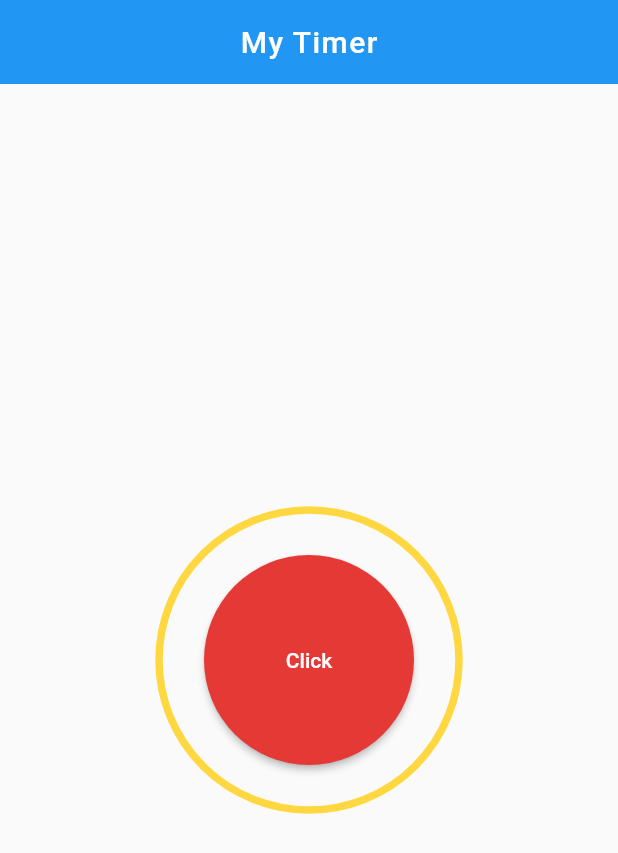
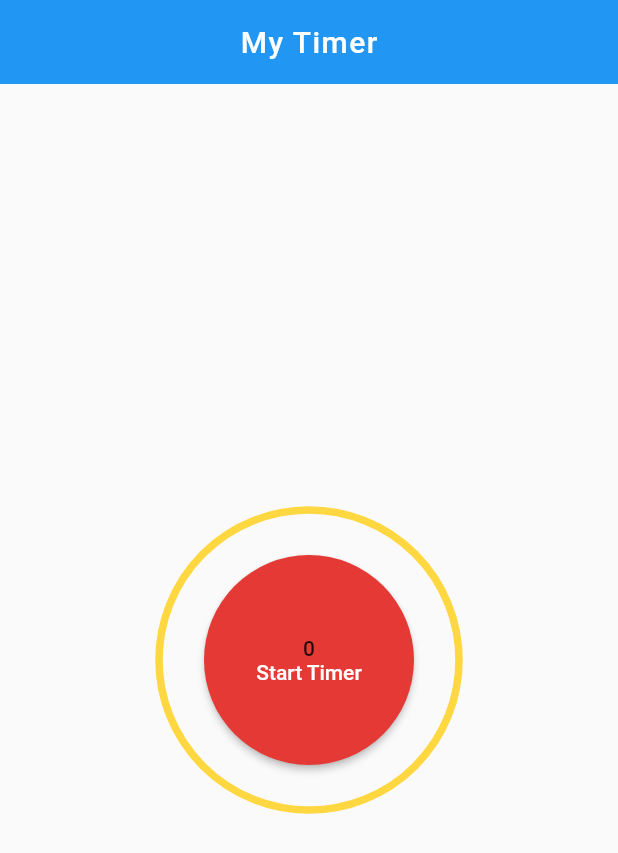
Before and after one commit to flutter-study-apps/countdown-timer, a Flutter app: the screen it shows after launch, on a phone screen of 412 x 824 dp. Shown: the top 853 px of the screen. Run offline on Flutter 3.47's test engine with Material 2 defaults, Android fonts, the phone set to English and light mode, and no system bars; Roboto replaces fonts that are missing (Nunito).

Commit message:
Working timer!

```diff
--- a/lib/main.dart
+++ b/lib/main.dart
@@ -1,8 +1,9 @@
 import 'package:flutter/material.dart';
 import 'dart:math';
 import 'dart:ui';
+import 'dart:async';
 
-import 'package:flutter/rendering.dart';
+// import 'package:flutter/rendering.dart';
 
 void main() => runApp(MyTimer());
 
@@ -42,10 +43,27 @@ class Home extends StatefulWidget {
   _HomeState createState() => _HomeState();
 }
 
-class _HomeState extends State<Home> with SingleTickerProviderStateMixin{
+class _HomeState extends State<Home> with SingleTickerProviderStateMixin {
   double percentage; //value of the circular progress
   double newPercentage = 0.0;
-  AnimationController percentageAnimationController;
+  // AnimationController percentageAnimationController;
+
+  Timer _timer;
+  int _myTimerDuration = 50;
+  int _myCurrentTime = 0;
+
+  void startTimer() {
+    const oneSec = const Duration(seconds: 1);
+    _timer = Timer.periodic(
+        oneSec,
+        (Timer timer) => setState(() {
+              if (_myCurrentTime >= _myTimerDuration) {
+                timer.cancel();
+              } else {
+                _myCurrentTime++;
+              }
+            }));
+  }
 
   @override
   void initState() {
@@ -54,15 +72,21 @@ class _HomeState extends State<Home> with SingleTickerProviderStateMixin{
       percentage = 0.0; //initialize the value
     });
 
-    percentageAnimationController = AnimationController(vsync: this,
-      duration: new Duration(milliseconds: 1000)
-    )
-    ..addListener((){
-      setState(() {
-        percentage = lerpDouble(percentage, newPercentage, percentageAnimationController.value);
-      });
-    });
+    // percentageAnimationController = AnimationController(
+    //     vsync: this, duration: new Duration(milliseconds: 1000))
+    //   ..addListener(() {
+    //     setState(() {
+    //       percentage = lerpDouble(
+    //           percentage, newPercentage, percentageAnimationController.value);
+    //     });
+    //   });
+  }
 
+  @override
+  void dispose() {
+    // TODO: implement dispose
+    _timer.cancel();
+    super.dispose();
   }
 
   @override
@@ -75,21 +99,25 @@ class _HomeState extends State<Home> with SingleTickerProviderStateMixin{
           foregroundPainter: new MyPainter(
               lineColor: Colors.amberAccent,
               completeColor: Colors.blueAccent,
-              completePercent: percentage,
+              completePercent: (_myTimerDuration/100)*_myCurrentTime,
               width: 5.0),
           child: Padding(
             padding: const EdgeInsets.all(30),
             child: RaisedButton(
-              elevation: 2,
+                elevation: 2,
                 color: Colors.red[600],
                 splashColor: Colors.blueAccent,
                 shape: new CircleBorder(),
-                child: Text(
-                  'Click',
-                  style: TextStyle(
-                    color: Colors.white
-                  ),
-                  ),
+                child: Column(
+                  mainAxisAlignment: MainAxisAlignment.center,
+                  children: <Widget>[
+                    Text("$_myCurrentTime"),
+                    Text(
+                      'Start Timer',
+                      style: TextStyle(color: Colors.white),
+                    ),
+                  ],
+                ),
                 onPressed: () {
                   setState(() {
                     percentage += 15.0;
@@ -97,7 +125,8 @@ class _HomeState extends State<Home> with SingleTickerProviderStateMixin{
                       percentage = 0.0;
                     }
                   });
-                  percentageAnimationController.forward(from:0.0);
+                  startTimer();
+                  // percentageAnimationController.forward(from: 0.0);
                 }),
           ),
         ),
```
